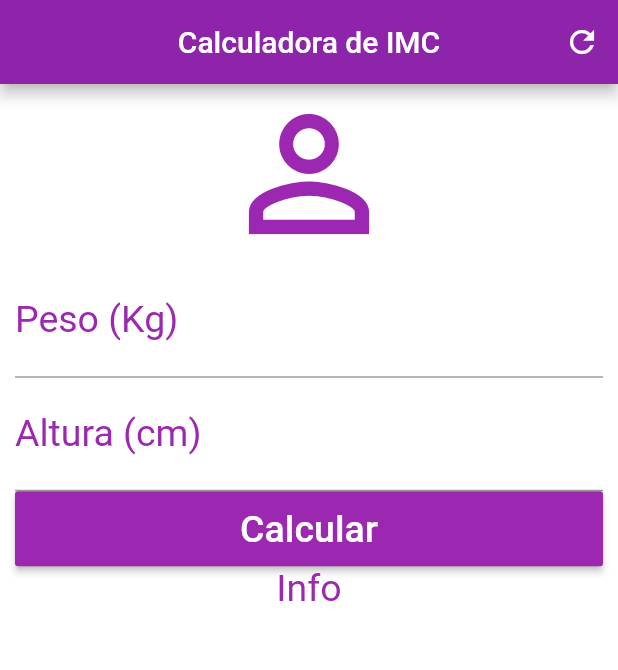
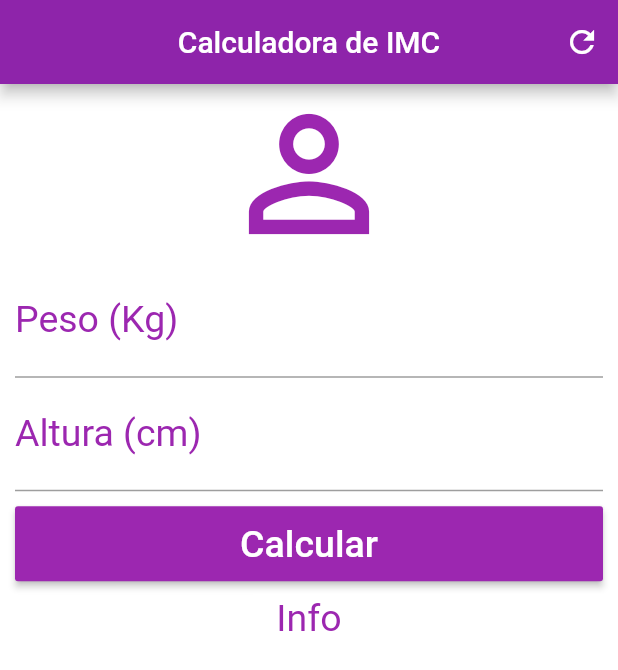
Before and after one commit to MayronSouza/calculadora_imc, a Flutter app: the screen it shows after launch, on a phone screen of 412 x 824 dp. Shown: the top 670 px of the screen. Run offline on Flutter 3.47's test engine with Material 2 defaults, Android fonts, the phone set to English and light mode, and no system bars.

```diff
--- a/lib/main.dart
+++ b/lib/main.dart
@@ -69,7 +69,12 @@ class _HomeState extends State<Home> {
                 fontSize: 25.0,
               ),
             ),
-            Container(
+            Padding(
+              padding: EdgeInsets.only(
+                top: 10.0,
+                bottom: 10.0,
+              ),
+              child: Container(
                 height: 50.0,
                 child: RaisedButton(
                   onPressed: () => print('Não me aperte com força!!!'),
@@ -81,6 +86,7 @@ class _HomeState extends State<Home> {
                     ),
                   ),
                   color: Colors.purple,
+                ),
               ),
             ),
             Text(
```
Lines whose indentation alone changed are shown as unchanged.
